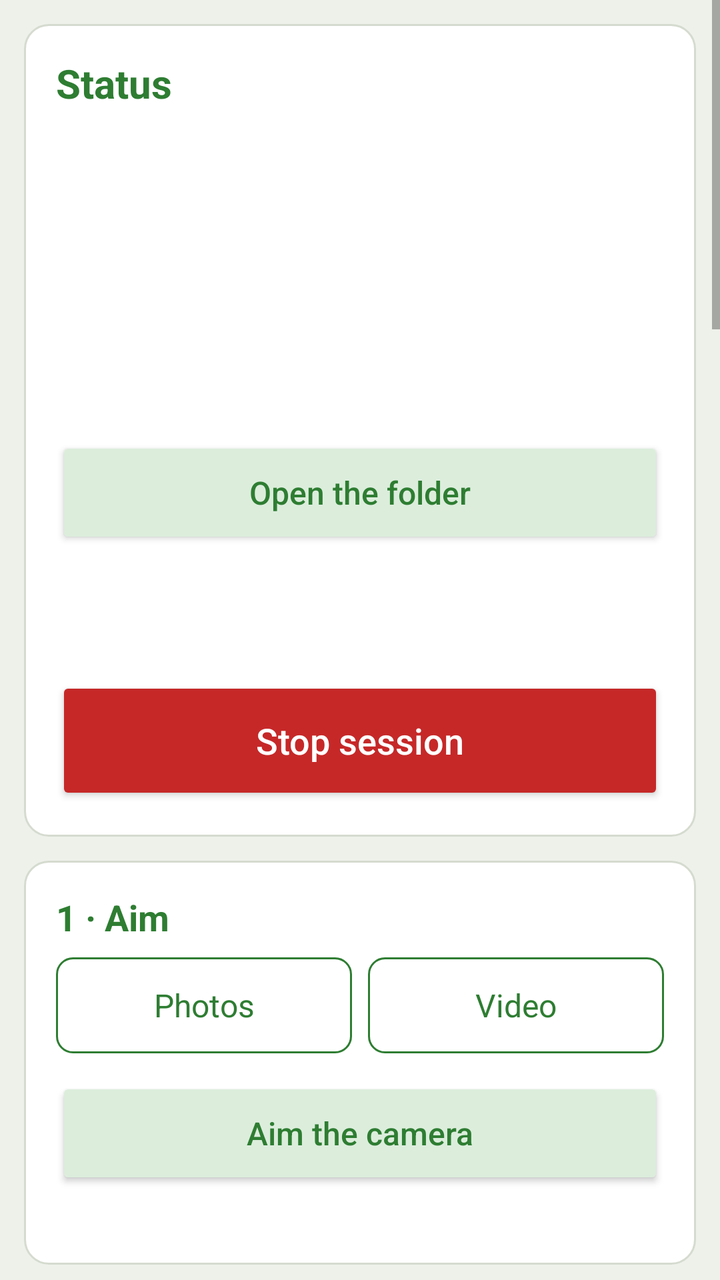
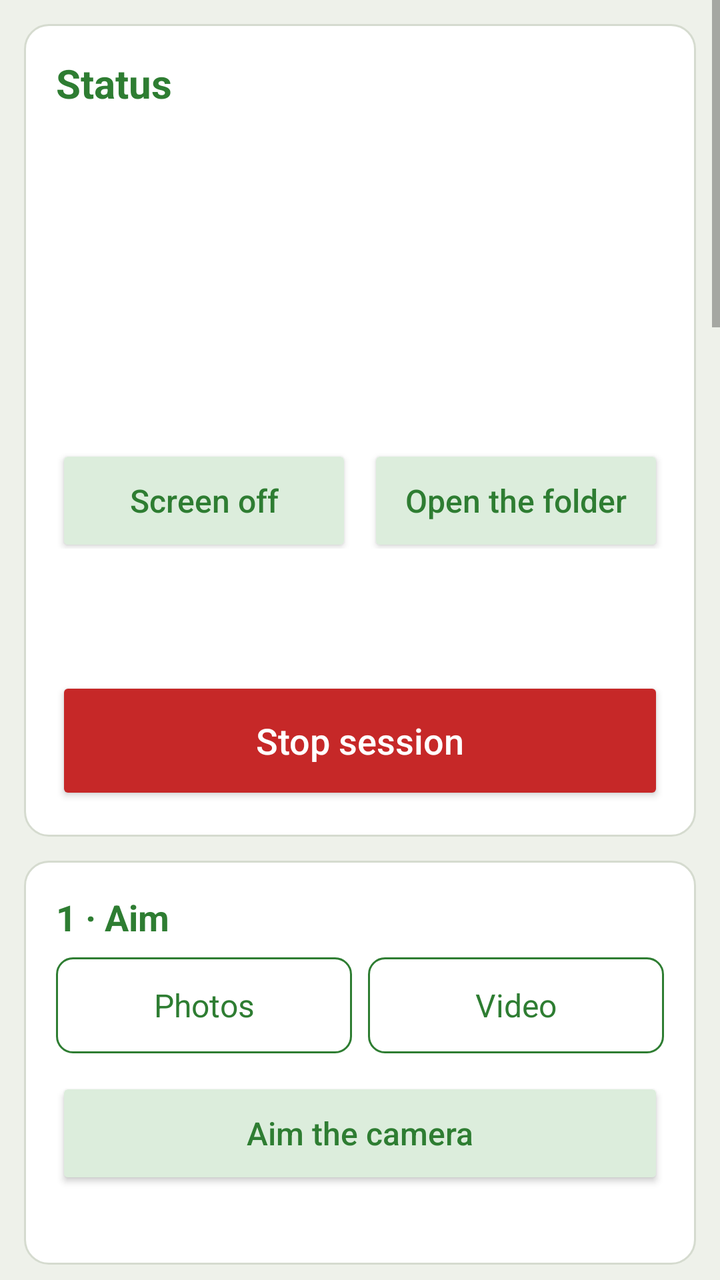

Compare the two renders of this Android layout. The source of the first and the diff that turns it into the second are given below.
<!-- AndroidManifest.xml: application theme AppTheme -->
<!-- res/layout/activity_main.xml -->
<?xml version="1.0" encoding="utf-8"?>
<ScrollView xmlns:android="http://schemas.android.com/apk/res/android"
    xmlns:tools="http://schemas.android.com/tools"
    android:id="@+id/scroll"
    android:layout_width="match_parent"
    android:layout_height="match_parent"
    android:fitsSystemWindows="true"
    tools:ignore="TooManyViews">

    <LinearLayout
        android:layout_width="match_parent"
        android:layout_height="wrap_content"
        android:orientation="vertical"
        android:padding="12dp">

        
        <LinearLayout style="@style/Card" android:layout_marginTop="0dp">
            <TextView style="@style/CardTitle" android:textSize="20sp" android:text="@string/status_title" />
            <TextView android:id="@+id/session_state" style="@style/Body" android:textStyle="bold" />
            <TextView android:id="@+id/session_status" style="@style/Body" />
            <TextView android:id="@+id/session_progress" style="@style/Body" />
            <TextView android:id="@+id/session_warning" style="@style/Body" android:textColor="@color/warning" android:textStyle="bold" />
            <LinearLayout android:id="@+id/session_checks" style="@style/Group" />
            <TextView android:id="@+id/storage" style="@style/Body" android:layout_marginTop="8dp"
                android:textSize="15sp" />
            
            <RadioGroup android:id="@+id/storage_places" style="@style/Group" android:visibility="gone" />
            <TextView android:id="@+id/storage_total" style="@style/Body" android:textSize="15sp" />
            <Button android:id="@+id/open_folder" style="@style/SecondaryButton" android:text="@string/open_folder" />
            <TextView android:id="@+id/details_toggle" style="@style/Body" android:minHeight="48dp"
                android:gravity="center_vertical" android:textColor="@color/heading" />
            <LinearLayout android:id="@+id/details" style="@style/Group" android:visibility="gone">
                <TextView android:id="@+id/last_session" style="@style/Body" android:layout_marginTop="0dp"
                    android:textSize="15sp" />
                <TextView android:id="@+id/battery" style="@style/Hint" android:layout_marginTop="8dp" />
                <TextView android:id="@+id/phone_time" style="@style/Hint" />
            </LinearLayout>
            <Button android:id="@+id/stop_session" style="@style/BigButton"
                android:backgroundTint="@color/stop" android:text="@string/stop_session" />
        </LinearLayout>

        
        <LinearLayout android:id="@+id/aim_card" style="@style/Card">
            <TextView style="@style/CardTitle" android:text="@string/card_aim" />
            <RadioGroup android:id="@+id/mode" style="@style/Segments">
                <RadioButton android:id="@+id/mode_photo" style="@style/Segment" android:text="@string/mode_photo" />
                <RadioButton android:id="@+id/mode_video" style="@style/Segment.Next" android:text="@string/mode_video" />
            </RadioGroup>
            <Button android:id="@+id/aim" style="@style/SecondaryButton" android:layout_marginTop="12dp"
                android:text="@string/aim_button" />
            <TextView android:id="@+id/aim_summary" style="@style/Hint" android:layout_marginTop="4dp" />
        </LinearLayout>

        
        <LinearLayout android:id="@+id/field_card" style="@style/Card" tools:ignore="LabelFor">
            <TextView style="@style/CardTitle.Help" android:text="@string/card_field" />
            <TextView style="@style/Hint.Help" android:text="@string/field_help" />
            
            <LinearLayout style="@style/FieldRow">
                <TextView style="@style/FieldLabel" android:text="@string/field_phone_model" />
                <TextView android:id="@+id/phone_model" style="@style/FieldValue" />
            </LinearLayout>
            <LinearLayout style="@style/FieldRow">
                <TextView style="@style/FieldLabel" android:text="@string/field_phone_id" />
                <TextView android:id="@+id/phone_id" style="@style/FieldValue" />
            </LinearLayout>
            <LinearLayout style="@style/FieldRow">
                <TextView style="@style/FieldLabel" android:labelFor="@id/site" android:text="@string/field_site" />
                <EditText android:id="@+id/site" style="@style/Field.Row" android:hint="@string/field_site_hint"
                    android:importantForAutofill="no" android:inputType="textCapSentences" tools:targetApi="o" />
            </LinearLayout>
            <LinearLayout style="@style/FieldRow">
                <TextView style="@style/FieldLabel" android:labelFor="@id/transect" android:text="@string/field_transect" />
                <EditText android:id="@+id/transect" style="@style/Field.Row" android:hint="@string/field_transect_hint"
                    android:importantForAutofill="no" android:inputType="text" tools:targetApi="o" />
            </LinearLayout>
            <LinearLayout style="@style/FieldRow">
                <TextView style="@style/FieldLabel" android:labelFor="@id/plant" android:text="@string/field_plant" />
                <EditText android:id="@+id/plant" style="@style/Field.Row" android:hint="@string/field_plant_hint"
                    android:importantForAutofill="no" android:inputType="textCapSentences" tools:targetApi="o" />
            </LinearLayout>
            <LinearLayout style="@style/FieldRow">
                <TextView style="@style/FieldLabel" android:labelFor="@id/sample_id" android:text="@string/field_sample" />
                <EditText android:id="@+id/sample_id" style="@style/Field.Row" android:hint="@string/field_optional"
                    android:importantForAutofill="no" android:inputType="text" tools:targetApi="o" />
            </LinearLayout>
            <LinearLayout style="@style/FieldRow">
                <TextView style="@style/FieldLabel" android:labelFor="@id/session_id" android:text="@string/field_session" />
                <EditText android:id="@+id/session_id" style="@style/Field.Row" android:hint="@string/field_optional"
                    android:importantForAutofill="no" android:inputType="text" tools:targetApi="o" />
            </LinearLayout>
            
            <LinearLayout android:id="@+id/custom_fields" style="@style/Group" />
            <Button android:id="@+id/custom_add" style="?android:attr/borderlessButtonStyle"
                android:layout_width="wrap_content" android:layout_height="48dp" android:textAllCaps="false"
                android:textColor="@color/heading" android:textSize="16sp" android:text="@string/custom_add_button" />
            <LinearLayout style="@style/FieldRow">
                <TextView style="@style/FieldLabel" android:labelFor="@id/latitude" android:text="@string/field_latitude" />
                <EditText android:id="@+id/latitude" style="@style/Field.Row" android:hint="@string/field_latitude_hint"
                    android:maxLength="13" android:importantForAutofill="no"
                    android:inputType="numberSigned|numberDecimal" tools:targetApi="o" />
            </LinearLayout>
            <LinearLayout style="@style/FieldRow">
                <TextView style="@style/FieldLabel" android:labelFor="@id/longitude" android:text="@string/field_longitude" />
                <EditText android:id="@+id/longitude" style="@style/Field.Row" android:hint="@string/field_longitude_hint"
                    android:maxLength="13" android:importantForAutofill="no"
                    android:inputType="numberSigned|numberDecimal" tools:targetApi="o" />
            </LinearLayout>
            <LinearLayout style="@style/FieldRow">
                <TextView style="@style/FieldLabel" android:labelFor="@id/accuracy" android:text="@string/field_accuracy" />
                <EditText android:id="@+id/accuracy" style="@style/Field.Row" android:hint="@string/field_accuracy_hint"
                    android:maxLength="7" android:importantForAutofill="no"
                    android:inputType="numberDecimal" tools:targetApi="o" />
            </LinearLayout>
            <TextView android:id="@+id/location_text" style="@style/Body" android:layout_marginTop="8dp"
                android:textSize="15sp" />
            <Button android:id="@+id/get_location" style="@style/SecondaryButton" android:text="@string/location_get" />
        </LinearLayout>

        
        <LinearLayout android:id="@+id/schedule_card" style="@style/Card">
            <TextView style="@style/CardTitle" android:text="@string/card_schedule" />
            <TextView android:id="@+id/schedule_summary" style="@style/Body" />
            <Button android:id="@+id/change" style="@style/SecondaryButton" android:text="@string/change_open" />

            <LinearLayout android:id="@+id/settings" style="@style/Group" android:visibility="gone">
                <LinearLayout android:id="@+id/photo_settings" style="@style/Group">
                    <TextView style="@style/Label.Help" android:labelFor="@id/step_s" android:text="@string/step_label" />
                    <EditText android:id="@+id/step_s" style="@style/Field" android:importantForAutofill="no"
                        android:inputType="numberDecimal" tools:targetApi="o" />
                    <TextView style="@style/Hint.Help" android:text="@string/step_hint" />

                    <TextView style="@style/Label.Help" android:labelFor="@id/burst_s" android:text="@string/burst_label" />
                    <EditText android:id="@+id/burst_s" style="@style/Field" android:importantForAutofill="no"
                        android:inputType="numberDecimal" tools:targetApi="o" />
                    <TextView style="@style/Hint.Help" android:text="@string/burst_hint" />
                </LinearLayout>

                <LinearLayout android:id="@+id/video_settings" style="@style/Group">
                    <TextView style="@style/Label.Help" android:labelFor="@id/clip_min" android:text="@string/clip_label" />
                    <EditText android:id="@+id/clip_min" style="@style/Field" android:importantForAutofill="no"
                        android:inputType="numberDecimal" tools:targetApi="o" />
                    <TextView style="@style/Hint.Help" android:text="@string/clip_hint" />

                    <TextView style="@style/Label.Help" android:text="@string/video_fps_label" />
                    <RadioGroup android:id="@+id/video_fps" style="@style/Segments">
                        <RadioButton android:id="@+id/video_fps_5" style="@style/Segment" android:text="@string/video_fps_5" />
                        <RadioButton android:id="@+id/video_fps_10" style="@style/Segment.Next" android:text="@string/video_fps_10" />
                        <RadioButton android:id="@+id/video_fps_15" style="@style/Segment.Next" android:text="@string/video_fps_15" />
                    </RadioGroup>
                    <TextView style="@style/Hint.Help" android:text="@string/video_fps_hint" />
                </LinearLayout>

                <TextView style="@style/Label.Help" android:labelFor="@id/break_min" android:text="@string/break_label" />
                <EditText android:id="@+id/break_min" style="@style/Field" android:importantForAutofill="no"
                    android:inputType="numberDecimal" tools:targetApi="o" />
                <TextView style="@style/Hint.Help" android:text="@string/break_hint" />

                <TextView style="@style/Label" android:text="@string/schedule_label" />
                <RadioGroup android:id="@+id/schedule" style="@style/Segments">
                    <RadioButton android:id="@+id/schedule_run" style="@style/Segment" android:text="@string/schedule_run" />
                    <RadioButton android:id="@+id/schedule_daily" style="@style/Segment.Next" android:text="@string/schedule_daily" />
                </RadioGroup>

                <LinearLayout android:id="@+id/run_settings" style="@style/Group">
                    <TextView style="@style/Label.Help" android:text="@string/run_label" />
                    <LinearLayout style="@style/FieldRow" android:layout_marginTop="0dp">
                        <EditText android:id="@+id/run_h" style="@style/Field.Row" android:importantForAutofill="no"
                            android:inputType="number" android:contentDescription="@string/run_hours" tools:targetApi="o" />
                        <TextView style="@style/Body" android:layout_width="wrap_content" android:layout_marginTop="0dp"
                            android:layout_marginStart="8dp" android:layout_marginEnd="16dp" android:text="@string/unit_h" />
                        <EditText android:id="@+id/run_m" style="@style/Field.Row" android:importantForAutofill="no"
                            android:inputType="number" android:contentDescription="@string/run_minutes" tools:targetApi="o" />
                        <TextView style="@style/Body" android:layout_width="wrap_content" android:layout_marginTop="0dp"
                            android:layout_marginStart="8dp" android:text="@string/unit_min" />
                    </LinearLayout>
                    <TextView style="@style/Hint.Help" android:text="@string/run_hint" />
                </LinearLayout>

                <LinearLayout android:id="@+id/daily_settings" style="@style/Group">
                    <TextView style="@style/Label.Help" android:labelFor="@id/windows" android:text="@string/windows_label" />
                    <EditText android:id="@+id/windows" style="@style/Field" android:importantForAutofill="no"
                        android:inputType="text" tools:targetApi="o" />
                    <TextView style="@style/Hint.Help" android:text="@string/windows_hint" />

                    <TextView style="@style/Label.Help" android:labelFor="@id/days" android:text="@string/days_label" />
                    <EditText android:id="@+id/days" style="@style/Field" android:importantForAutofill="no"
                        android:inputType="number" tools:targetApi="o" />
                    <TextView style="@style/Hint.Help" android:text="@string/days_hint" />
                </LinearLayout>

                <TextView style="@style/Label.Help" android:labelFor="@id/saved_side" android:text="@string/saved_side_label" />
                <EditText android:id="@+id/saved_side" style="@style/Field" android:importantForAutofill="no"
                    android:inputType="number" tools:targetApi="o" />
                <TextView style="@style/Hint.Help" android:text="@string/saved_side_hint" />

                <TextView style="@style/Label.Help" android:labelFor="@id/heat_limit_c" android:text="@string/heat_label" />
                <EditText android:id="@+id/heat_limit_c" style="@style/Field" android:importantForAutofill="no"
                    android:inputType="numberDecimal" tools:targetApi="o" />
                <TextView style="@style/Hint.Help" android:text="@string/heat_hint" />

                <Button android:id="@+id/defaults" style="@style/SecondaryButton" android:layout_marginTop="16dp"
                    android:text="@string/defaults" />
            </LinearLayout>
        </LinearLayout>

        
        <LinearLayout android:id="@+id/phone_card" style="@style/Card">
            <TextView style="@style/CardTitle" android:text="@string/card_phone" />
            <LinearLayout android:id="@+id/phone_checks" style="@style/Group" />
            <TextView style="@style/Label.Help" android:text="@string/checklist_label" />
            <TextView style="@style/Hint.Help" android:text="@string/checklist_text" />
        </LinearLayout>

        
        <TextView android:id="@+id/start_message" style="@style/Body" android:layout_marginTop="12dp"
            android:textColor="@color/warning" android:textStyle="bold" android:visibility="gone" />
        <Button android:id="@+id/start_session" style="@style/BigButton" android:text="@string/start_session" />
        <TextView android:id="@+id/start_hint" style="@style/Hint" android:layout_marginTop="4dp"
            android:text="@string/start_hint" />

        
        <Button android:id="@+id/tests_toggle" style="?android:attr/borderlessButtonStyle"
            android:textAllCaps="false" android:textColor="@color/heading"
            android:layout_width="wrap_content" android:layout_height="48dp"
            android:layout_marginTop="24dp" android:text="@string/tests_show" />

        <LinearLayout android:id="@+id/tests" style="@style/Card" android:layout_marginTop="0dp"
            android:visibility="gone">
            <TextView android:id="@+id/intro" style="@style/Body" />
            <Button android:id="@+id/take_photo" style="@style/SecondaryButton" android:text="@string/take_photo" />
            <Button android:id="@+id/speed_test" style="@style/SecondaryButton" android:text="@string/speed_test" />
            <TextView
                android:id="@+id/status"
                android:layout_width="match_parent"
                android:layout_height="wrap_content"
                android:layout_marginTop="16dp"
                android:textIsSelectable="true"
                android:textSize="14sp"
                android:typeface="monospace" />
        </LinearLayout>
    </LinearLayout>
</ScrollView>
<!-- resources referenced by this layout -->
<resources>
  <color name="heading">#FF2E7D32</color>
  <color name="stop">#FFC62828</color>
  <color name="warning">#FFB71C1C</color>
  <string name="aim_button">Aim the camera</string>
  <string name="break_label">Break between bursts or clips (min)</string>
  <string name="burst_label">Burst length (s)</string>
  <string name="card_aim">1 · Aim</string>
  <string name="card_field">2 · Field metadata</string>
  <string name="card_phone">4 · Phone for the field</string>
  <string name="card_schedule">3 · Schedule</string>
  <string name="change_open">Change settings</string>
  <string name="checklist_label">A phone used only as a camera</string>
  <string name="clip_hint">One video file per clip. Default 5 min.</string>
  <string name="clip_label">Clip length (min)</string>
  <string name="custom_add_button">+ Add a field</string>
  <string name="days_label">Days</string>
  <string name="defaults">Default values</string>
  <string name="field_accuracy">Accuracy (m)</string>
  <string name="field_accuracy_hint">± m, optional</string>
  <string name="field_latitude">Latitude</string>
  <string name="field_latitude_hint">decimal degrees, -90 to 90</string>
  <string name="field_longitude">Longitude</string>
  <string name="field_longitude_hint">decimal degrees, -180 to 180</string>
  <string name="field_optional">optional</string>
  <string name="field_phone_id">Phone ID</string>
  <string name="field_phone_model">Phone model</string>
  <string name="field_plant">Plant</string>
  <string name="field_plant_hint">common or Latin name</string>
  <string name="field_sample">Sample ID</string>
  <string name="field_session">Session ID</string>
  <string name="field_site">Site</string>
  <string name="field_site_hint">for example Meadow 2</string>
  <string name="field_transect">Transect</string>
  <string name="field_transect_hint">for example 3</string>
  <string name="heat_label">Pause when the battery reaches (°C)</string>
  <string name="location_get">Get location</string>
  <string name="mode_photo">Photos</string>
  <string name="mode_video">Video</string>
  <string name="open_folder">Open the folder</string>
  <string name="run_hours">Run length, hours</string>
  <string name="run_label">Run length</string>
  <string name="run_minutes">Run length, minutes</string>
  <string name="saved_side_label">Saved square side (px)</string>
  <string name="schedule_daily">Daily windows</string>
  <string name="schedule_label">Record</string>
  <string name="schedule_run">Hours from Start</string>
  <string name="speed_test">Run the speed test</string>
  <string name="start_hint">After Start, switch the screen off with the power button: the session goes on.</string>
  <string name="start_session">Start session</string>
  <string name="status_title">Status</string>
  <string name="step_label">Photo step (s)</string>
  <string name="stop_session">Stop session</string>
  <string name="take_photo">Take one test photo</string>
  <string name="tests_show">Show the phone tests</string>
  <string name="unit_h">h</string>
  <string name="unit_min">min</string>
  <string name="video_fps_10">10</string>
  <string name="video_fps_15">15</string>
  <string name="video_fps_5">5</string>
  <string name="video_fps_label">Frames per s</string>
  <string name="windows_label">Daily windows</string>
  <color name="start">#FF2E7D32</color>
  <color name="secondary_button">#FFDCEDDC</color>
  <color name="action_bar">#FF2E7D32</color>
  <color name="status_bar">#FF1B5E20</color>
  <color name="window">#FFEEF1EA</color>
  <color name="card">#FFFFFFFF</color>
  <color name="card_edge">#FFD5DBCF</color>
  <!-- unchanged entries left out for length: 34 -->
</resources>

<!-- the commit's change to res/layout/activity_main.xml (unified diff, before → after) -->
@@ -26,7 +26,13 @@
             
             <RadioGroup android:id="@+id/storage_places" style="@style/Group" android:visibility="gone" />
             <TextView android:id="@+id/storage_total" style="@style/Body" android:textSize="15sp" />
-            <Button android:id="@+id/open_folder" style="@style/SecondaryButton" android:text="@string/open_folder" />
+            
+            <LinearLayout style="@style/FieldRow" android:layout_marginTop="0dp">
+                <Button android:id="@+id/screen_off" style="@style/SecondaryButton" android:layout_width="0dp"
+                    android:layout_weight="1" android:layout_marginEnd="8dp" android:text="@string/screen_off" />
+                <Button android:id="@+id/open_folder" style="@style/SecondaryButton" android:layout_width="0dp"
+                    android:layout_weight="1" android:text="@string/open_folder" />
+            </LinearLayout>
             <TextView android:id="@+id/details_toggle" style="@style/Body" android:minHeight="48dp"
                 android:gravity="center_vertical" android:textColor="@color/heading" />
             <LinearLayout android:id="@+id/details" style="@style/Group" android:visibility="gone">
@@ -34,6 +40,15 @@
                     android:textSize="15sp" />
                 <TextView android:id="@+id/battery" style="@style/Hint" android:layout_marginTop="8dp" />
                 <TextView android:id="@+id/phone_time" style="@style/Hint" />
+                
+                <LinearLayout android:id="@+id/screen_off_right" style="@style/FieldRow" android:layout_marginTop="8dp"
+                    android:visibility="gone">
+                    <TextView style="@style/Hint" android:layout_width="0dp" android:layout_weight="1"
+                        android:text="@string/screen_off_allowed" />
+                    <Button android:id="@+id/screen_off_remove" style="@style/SecondaryButton"
+                        android:layout_width="wrap_content" android:layout_height="48dp" android:layout_marginTop="0dp"
+                        android:layout_marginStart="12dp" android:textSize="15sp" android:text="@string/screen_off_remove" />
+                </LinearLayout>
             </LinearLayout>
             <Button android:id="@+id/stop_session" style="@style/BigButton"
                 android:backgroundTint="@color/stop" android:text="@string/stop_session" />
<!-- resource entries referenced after the edit -->
@@ -46,8 +46,11 @@
   <string name="schedule_daily">Daily windows</string>
   <string name="schedule_label">Record</string>
   <string name="schedule_run">Hours from Start</string>
+  <string name="screen_off">Screen off</string>
+  <string name="screen_off_allowed">FaunaLapse may switch the screen off (device admin app). Remove this right before you uninstall FaunaLapse.</string>
+  <string name="screen_off_remove">Remove</string>
   <string name="speed_test">Run the speed test</string>
-  <string name="start_hint">After Start, switch the screen off with the power button: the session goes on.</string>
+  <string name="start_hint">After Start, tap Screen off on the status card (or press the power button gently): the session goes on with the screen off.</string>
   <string name="start_session">Start session</string>
   <string name="status_title">Status</string>
   <string name="step_label">Photo step (s)</string>
